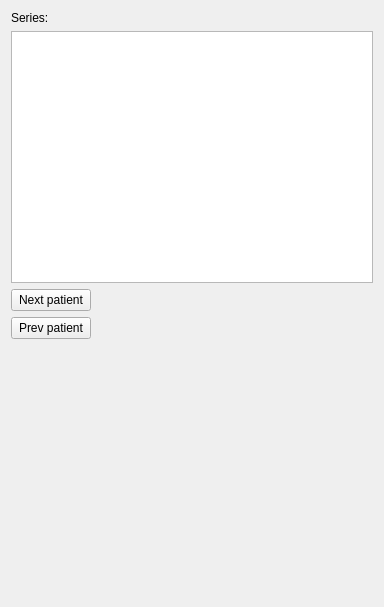
First picture: the form in MRRectumTDNLMarker/Resources/UI/MRRectumTDNLMarker.ui, repository staffantackstrom/MRRectumTDLNMarkerExtension, before the edit.
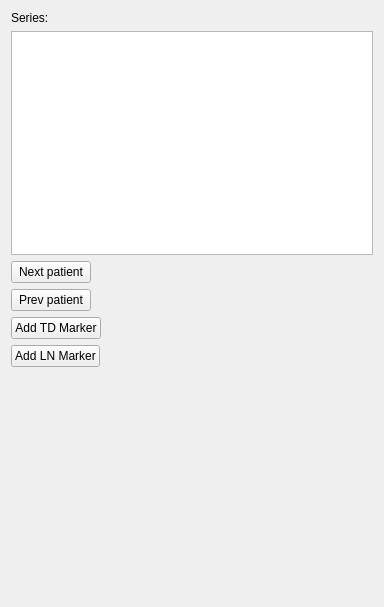
Second picture: the form after the edit. Custom widgets are drawn as their Qt base class.

Commit message: Added simple marker buttuons

Diff of the .ui file:
```diff
--- a/MRRectumTDNLMarker/Resources/UI/MRRectumTDNLMarker.ui
+++ b/MRRectumTDNLMarker/Resources/UI/MRRectumTDNLMarker.ui
@@ -21,7 +21,7 @@
    <item row="1" column="0" colspan="2">
     <widget class="qMRMLSubjectHierarchyTreeView" name="patientTreeView"/>
    </item>
-   <item row="4" column="0">
+   <item row="6" column="0">
     <spacer name="verticalSpacer">
      <property name="orientation">
       <enum>Qt::Vertical</enum>
@@ -48,6 +48,20 @@
      </property>
     </widget>
    </item>
+   <item row="4" column="0">
+    <widget class="QPushButton" name="addTdButton">
+     <property name="text">
+      <string>Add TD Marker</string>
+     </property>
+    </widget>
+   </item>
+   <item row="5" column="0">
+    <widget class="QPushButton" name="addLnButton">
+     <property name="text">
+      <string>Add LN Marker</string>
+     </property>
+    </widget>
+   </item>
   </layout>
  </widget>
  <customwidgets>
```
